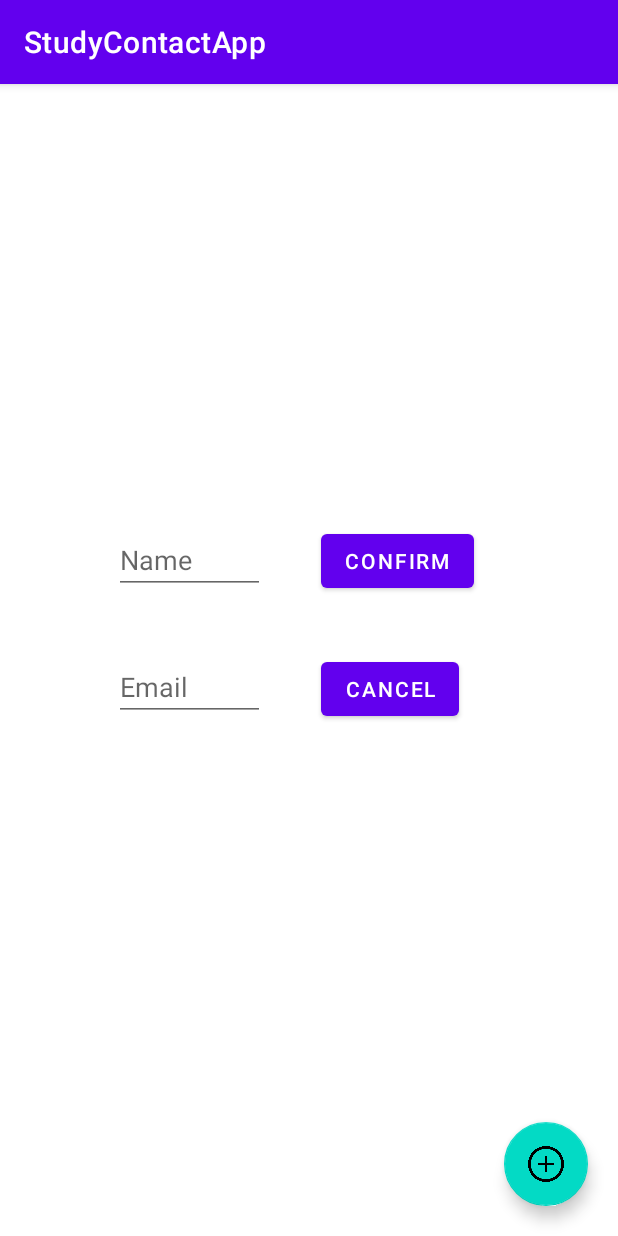
After one commit to jihun-bang/study-contact-app, an Android app: the fragment AddContactFragment placed in its activity, on a phone screen of 412 x 824 dp. The commit adds this screen. Run offline under Robolectric (Android 15) with nearby library versions, the phone set to English and light mode, and no system bars; our stand-ins replace RxJava; libraries missing offline, so code that uses them is left out: com.facebook.stetho; network calls fail.

Commit message:
[Contact] Add Contact 기능 추가
[DESC]
- Floating Button 추가
- Add 함수 추가

```diff
--- a/app/src/main/java/jihun/bang/studycontactapp/App.kt
+++ b/app/src/main/java/jihun/bang/studycontactapp/App.kt
@@ -1,6 +1,7 @@
 package jihun.bang.studycontactapp
 
 import android.app.Application
+import com.facebook.stetho.Stetho
 import jihun.bang.studycontactapp.di.networkModule
 import jihun.bang.studycontactapp.di.viewModelModule
 import org.koin.android.ext.koin.androidContext
@@ -13,5 +14,7 @@ class App : Application() {
             androidContext(applicationContext)
             modules(networkModule, viewModelModule)
         }
+        if (BuildConfig.DEBUG) Stetho.initializeWithDefaults(this)
+
     }
 }
--- a/app/src/main/java/jihun/bang/studycontactapp/data/contact/ContactApi.kt
+++ b/app/src/main/java/jihun/bang/studycontactapp/data/contact/ContactApi.kt
@@ -1,9 +1,18 @@
 package jihun.bang.studycontactapp.data.contact
 
 import io.reactivex.Single
+import retrofit2.http.Body
 import retrofit2.http.GET
+import retrofit2.http.POST
+import retrofit2.http.Path
 
 interface ContactApi {
     @GET("api/contacts")
     fun getContacts(): Single<ContactsResponse>
+
+    @POST("api/contact")
+    fun createContact(@Body model: CreateContactModel): Single<ContactResponse>
+
+    @GET("api/contacts/{cursorId}")
+    fun getContacts(@Path("cursorId") cursorId: Long): Single<ContactsResponse>
 }
--- a/app/src/main/java/jihun/bang/studycontactapp/data/contact/ContactModel.kt
+++ b/app/src/main/java/jihun/bang/studycontactapp/data/contact/ContactModel.kt
@@ -1,5 +1,9 @@
 package jihun.bang.studycontactapp.data.contact
 
-data class ContactModel(val email: String, val id: Int, val name: String)
+data class CreateContactModel(val name: String, val email: String)
+
+data class ContactModel(val id: Long, val name: String, val email: String)
 
 data class ContactsResponse(val contacts: List<ContactModel>)
+
+data class ContactResponse(val contact: ContactModel)
--- a/app/src/main/java/jihun/bang/studycontactapp/di/DiModule.kt
+++ b/app/src/main/java/jihun/bang/studycontactapp/di/DiModule.kt
@@ -1,10 +1,13 @@
 package jihun.bang.studycontactapp.di
 
+import com.facebook.stetho.okhttp3.StethoInterceptor
+import jihun.bang.studycontactapp.BuildConfig
 import jihun.bang.studycontactapp.data.contact.ContactApi
 import jihun.bang.studycontactapp.data.login.LoginApi
 import jihun.bang.studycontactapp.ui.contact.ContactViewModel
 import jihun.bang.studycontactapp.ui.login.LoginViewModel
 import okhttp3.OkHttpClient
+import okhttp3.logging.HttpLoggingInterceptor
 import org.koin.androidx.viewmodel.dsl.viewModel
 import org.koin.dsl.module
 import retrofit2.Retrofit
@@ -15,7 +18,14 @@ val networkModule = module {
     single {
         Retrofit.Builder()
             .baseUrl("http://192.168.35.133:5000")
-            .client(OkHttpClient())
+            .client(OkHttpClient.Builder()
+                .apply {
+                    if (BuildConfig.DEBUG) {
+                        addNetworkInterceptor(HttpLoggingInterceptor().setLevel(
+                            HttpLoggingInterceptor.Level.BODY))
+                        addNetworkInterceptor(StethoInterceptor())
+                    }
+                }.build())
             .addCallAdapterFactory(RxJava2CallAdapterFactory.create())
             .addConverterFactory(GsonConverterFactory.create())
             .build()
--- a/app/src/main/java/jihun/bang/studycontactapp/ui/contact/ContactActivity.kt
+++ b/app/src/main/java/jihun/bang/studycontactapp/ui/contact/ContactActivity.kt
@@ -2,14 +2,20 @@ package jihun.bang.studycontactapp.ui.contact
 
 import android.os.Bundle
 import android.util.Log
+import android.widget.Toast
 import androidx.appcompat.app.AppCompatActivity
+import androidx.fragment.app.add
+import androidx.fragment.app.commit
 import androidx.recyclerview.widget.LinearLayoutManager
-import jihun.bang.studycontactapp.databinding.ActivityMainBinding
+import jihun.bang.studycontactapp.R
+import jihun.bang.studycontactapp.databinding.ActivityContactBinding
+import jihun.bang.studycontactapp.ui.contact.addContact.AddContactFragment
 import org.koin.androidx.viewmodel.ext.android.viewModel
+import java.util.*
 
 class ContactActivity : AppCompatActivity() {
     private val binding by lazy {
-        ActivityMainBinding.inflate(layoutInflater).apply { setContentView(this.root) }
+        ActivityContactBinding.inflate(layoutInflater).apply { setContentView(this.root) }
     }
     private val viewModel: ContactViewModel by viewModel()
     private val recyclerAdapter by lazy { ContactRecyclerAdapter() }
@@ -19,17 +25,48 @@ class ContactActivity : AppCompatActivity() {
         Log.d("로그", "[MainActivity][onCreate] Called")
         // RecyclerView 설정
         binding.recyclerView.apply {
+            Log.d("로그", "[MainActivity][onCreate] binding.recyclerView.apply Called")
             layoutManager =
                 LinearLayoutManager(this@ContactActivity, LinearLayoutManager.VERTICAL, false)
             adapter = recyclerAdapter
         }
 
-        binding.btnRefresh.setOnClickListener {
-            Log.d("로그", "[MainActivity][onCreate] btnRefresh Click")
-            viewModel.getContacts()
+        with(binding.swipeRefreshLayout) {
+            setOnRefreshListener {
+                viewModel.getContacts()
+            }
         }
-        viewModel.contactsLiveData.observe(this) {
-            recyclerAdapter.updateItem(it)
+        with(binding.btnAdd) {
+            setOnClickListener {
+                viewModel.addContact(UUID.randomUUID().toString().substring(0, 5), UUID.randomUUID().toString().substring(0, 5) + "@test.com")
+
+                /*
+                // Fragment Popup
+                supportFragmentManager.commit {
+                    setReorderingAllowed(true)
+                    add<AddContactFragment>(R.id.fragment_add_contact)
+                }
+                 */
+            }
+        }
+        with(viewModel) {
+            getContacts()
+            createContactLiveData.observe(this@ContactActivity) {
+                Log.d("로그", "[ContactActivity][onCreate] createContactLiveData.observe")
+                Toast.makeText(this@ContactActivity, "Add ${it.contact.name}", Toast.LENGTH_SHORT).show()
+            }
+
+            contactsLiveData.observe(this@ContactActivity) {
+                Log.d("로그", "[ContactActivity][onCreate] contactsLiveData.observe")
+                recyclerAdapter.updateItem(it)
+                binding.swipeRefreshLayout.isRefreshing = false
+            }
         }
     }
+
+    override fun onPause() {
+        super.onPause()
+
+        Log.d("로그", "[MainActivity][onPause] Called")
+    }
 }
--- a/app/src/main/java/jihun/bang/studycontactapp/ui/contact/ContactRecyclerAdapter.kt
+++ b/app/src/main/java/jihun/bang/studycontactapp/ui/contact/ContactRecyclerAdapter.kt
@@ -14,7 +14,6 @@ class ContactRecyclerAdapter : RecyclerView.Adapter<RecyclerViewHolder>() {
 
     // 목록의 아이템 수
     override fun getItemCount(): Int {
-        Log.d("로그", "[RecyclerAdapter][getItemCount] ${modelList.size}")
         return modelList.size
     }
 
@@ -29,7 +28,7 @@ class ContactRecyclerAdapter : RecyclerView.Adapter<RecyclerViewHolder>() {
 
     // 뷰와 뷰홀더가 묶였을 때
     override fun onBindViewHolder(holder: RecyclerViewHolder, position: Int) {
-        Log.d("로그", "[RecyclerAdapter][onBindViewHolder] Called")
+//        Log.d("로그", "[RecyclerAdapter][onBindViewHolder] Called")
         holder.bind(modelList[position])
     }
 
--- a/app/src/main/java/jihun/bang/studycontactapp/ui/contact/ContactViewHolder.kt
+++ b/app/src/main/java/jihun/bang/studycontactapp/ui/contact/ContactViewHolder.kt
@@ -17,7 +17,7 @@ class RecyclerViewHolder(
     // 데이터와 뷰를 묶음
     @SuppressLint("SetTextI18n")
     fun bind(model: ContactModel) {
-        Log.d("로그", "[RecyclerViewHolder][bind] Called Model = $model")
+//        Log.d("로그", "[RecyclerViewHolder][bind] Called Model = $model")
         binding.model = model
         binding.executePendingBindings()
     }
--- /dev/null
+++ b/app/src/main/java/jihun/bang/studycontactapp/ui/contact/addContact/AddContactFragment.kt
@@ -0,0 +1,65 @@
+package jihun.bang.studycontactapp.ui.contact.addContact
+
+import android.content.Context
+import android.os.Bundle
+import android.util.Log
+import android.view.LayoutInflater
+import android.view.View
+import android.view.ViewGroup
+import android.view.inputmethod.InputMethodManager
+import android.widget.Toast
+import androidx.core.content.ContextCompat.getSystemService
+import androidx.fragment.app.Fragment
+import jihun.bang.studycontactapp.databinding.FragmentAddContactBinding
+import jihun.bang.studycontactapp.ui.contact.ContactViewModel
+import org.koin.androidx.viewmodel.ext.android.viewModel
+
+class AddContactFragment : Fragment() {
+    private var _binding: FragmentAddContactBinding? = null
+    private val binding get() = _binding!!
+
+    private val viewModel: ContactViewModel by viewModel()
+
+    override fun onCreate(savedInstanceState: Bundle?) {
+        Log.d("로그", "[AddContactFragment][onCreate] Called")
+        super.onCreate(savedInstanceState)
+    }
+
+    override fun onCreateView(
+        inflater: LayoutInflater,
+        container: ViewGroup?,
+        savedInstanceState: Bundle?
+    ): View {
+        Log.d("로그", "[AddContactFragment][onCreateView] Called")
+        _binding = FragmentAddContactBinding.inflate(inflater, container, false)
+        val fragmentTransaction = fragmentManager?.beginTransaction()
+
+        with(binding.btnConfirm) {
+            setOnClickListener {
+                Log.d("로그", "[AddContactFragment][onCreateView] btnConfirm Called")
+                closeKeyboard()
+                viewModel.addContact(binding.txtEmail.text.toString(), binding.txtName.text.toString())
+//                fragmentTransaction?.remove(this@AddContactFragment)?.commit()
+            }
+        }
+        with(binding.btnCancel) {
+            setOnClickListener {
+                Log.d("로그", "[AddContactFragment][onCreateView] btnCancel Called")
+                closeKeyboard()
+                fragmentTransaction?.remove(this@AddContactFragment)?.commit()
+            }
+        }
+        return binding.root
+    }
+
+    override fun onDestroyView() {
+        super.onDestroyView()
+        Log.d("로그", "[AddContactFragment][onDestroyView] Called")
+        _binding = null
+    }
+
+    private fun closeKeyboard() {
+        val inputMethodManager = requireActivity().getSystemService(Context.INPUT_METHOD_SERVICE) as InputMethodManager
+        inputMethodManager.hideSoftInputFromWindow(binding.root.windowToken, 0)
+    }
+}
--- /dev/null
+++ b/app/src/main/res/layout/activity_contact.xml
@@ -0,0 +1,37 @@
+<?xml version="1.0" encoding="utf-8"?>
+<androidx.constraintlayout.widget.ConstraintLayout
+    xmlns:android="http://schemas.android.com/apk/res/android"
+    xmlns:app="http://schemas.android.com/apk/res-auto"
+    xmlns:tools="http://schemas.android.com/tools"
+    android:layout_width="match_parent"
+    android:layout_height="match_parent"
+    tools:context=".ui.contact.ContactActivity">
+
+    <androidx.swiperefreshlayout.widget.SwipeRefreshLayout
+        android:id="@+id/swipeRefreshLayout"
+        android:layout_width="match_parent"
+        android:layout_height="match_parent" >
+        <androidx.recyclerview.widget.RecyclerView
+            android:id="@+id/recyclerView"
+            android:layout_width="match_parent"
+            android:layout_height="match_parent" />
+
+    </androidx.swiperefreshlayout.widget.SwipeRefreshLayout>
+    <com.google.android.material.floatingactionbutton.FloatingActionButton
+        android:id="@+id/btnAdd"
+        android:layout_width="wrap_content"
+        android:layout_height="wrap_content"
+        android:layout_margin="20dp"
+        android:src="@drawable/ic_plus"
+        app:layout_constraintBottom_toBottomOf="parent"
+        app:layout_constraintEnd_toEndOf="parent" />
+
+    <androidx.fragment.app.FragmentContainerView
+        android:id="@+id/fragment_add_contact"
+        android:layout_width="match_parent"
+        android:layout_height="match_parent"
+        app:layout_constraintBottom_toBottomOf="parent"
+        app:layout_constraintEnd_toEndOf="parent"
+        app:layout_constraintStart_toStartOf="parent"
+        app:layout_constraintTop_toTopOf="parent" />
+</androidx.constraintlayout.widget.ConstraintLayout>
--- a/app/src/main/res/layout/activity_login.xml
+++ b/app/src/main/res/layout/activity_login.xml
@@ -19,6 +19,7 @@
         android:layout_marginTop="96dp"
         android:layout_marginEnd="24dp"
         android:hint="@string/prompt_email"
+        android:text="aaa"
         android:inputType="textEmailAddress"
         android:selectAllOnFocus="true"
         app:layout_constraintEnd_toEndOf="parent"
@@ -33,6 +34,7 @@
         android:layout_marginTop="8dp"
         android:layout_marginEnd="24dp"
         android:hint="@string/prompt_password"
+        android:text="aaa"
         android:imeActionLabel="@string/action_sign_in_short"
         android:imeOptions="actionDone"
         android:inputType="textPassword"
@@ -51,7 +53,7 @@
         android:layout_marginEnd="48dp"
         android:layout_marginBottom="64dp"
         android:enabled="true"
-        android:text="@string/action_sign_in"
+        android:text="@string/action_sign_in_short"
         app:layout_constraintBottom_toBottomOf="parent"
         app:layout_constraintEnd_toEndOf="parent"
         app:layout_constraintStart_toStartOf="parent"
--- /dev/null
+++ b/app/src/main/res/layout/fragment_add_contact.xml
@@ -0,0 +1,74 @@
+<?xml version="1.0" encoding="utf-8"?>
+<FrameLayout xmlns:android="http://schemas.android.com/apk/res/android"
+    xmlns:app="http://schemas.android.com/apk/res-auto"
+    xmlns:tools="http://schemas.android.com/tools"
+    android:layout_width="match_parent"
+    android:layout_height="match_parent"
+    tools:context=".ui.contact.addContact.AddContactFragment">
+
+    <androidx.constraintlayout.widget.ConstraintLayout
+        android:layout_width="match_parent"
+        android:layout_height="221dp"
+        android:background="@color/white"
+        android:layout_marginTop="250dp"
+        app:layout_constraintBottom_toTopOf="@+id/button"
+        app:layout_constraintTop_toTopOf="@+id/button">
+
+        <EditText
+            android:id="@+id/txtName"
+            android:layout_width="0dp"
+            android:layout_height="wrap_content"
+            android:layout_marginStart="76dp"
+            android:layout_marginTop="6dp"
+            android:layout_marginEnd="37dp"
+            android:autofillHints=""
+            android:hint="Name"
+            android:selectAllOnFocus="true"
+            app:layout_constraintBottom_toTopOf="@+id/txtEmail"
+            app:layout_constraintEnd_toStartOf="@+id/btnConfirm"
+            app:layout_constraintStart_toStartOf="parent"
+            app:layout_constraintTop_toTopOf="parent" />
+
+        <EditText
+            android:id="@+id/txtEmail"
+            android:layout_width="0dp"
+            android:layout_height="wrap_content"
+            android:layout_marginStart="76dp"
+            android:layout_marginEnd="37dp"
+            android:layout_marginBottom="8dp"
+            android:hint="@string/prompt_email"
+            android:imeActionLabel="@string/action_sign_in_short"
+            android:imeOptions="actionDone"
+            android:importantForAutofill="no"
+            android:selectAllOnFocus="true"
+            app:layout_constraintBottom_toBottomOf="parent"
+            app:layout_constraintEnd_toStartOf="@+id/btnCancel"
+            app:layout_constraintStart_toStartOf="parent"
+            app:layout_constraintTop_toBottomOf="@+id/txtName" />
+
+        <Button
+            android:id="@+id/btnConfirm"
+            android:layout_width="wrap_content"
+            android:layout_height="wrap_content"
+            android:layout_marginTop="7dp"
+            android:layout_marginEnd="96dp"
+            android:text="Confirm"
+            app:layout_constraintBottom_toTopOf="@+id/btnCancel"
+            app:layout_constraintEnd_toEndOf="parent"
+            app:layout_constraintStart_toEndOf="@+id/txtName"
+            app:layout_constraintTop_toTopOf="parent" />
+
+        <Button
+            android:id="@+id/btnCancel"
+            android:layout_width="wrap_content"
+            android:layout_height="wrap_content"
+            android:layout_marginEnd="106dp"
+            android:layout_marginBottom="7dp"
+            android:text="Cancel"
+            app:layout_constraintBottom_toBottomOf="parent"
+            app:layout_constraintEnd_toEndOf="parent"
+            app:layout_constraintStart_toEndOf="@+id/txtEmail"
+            app:layout_constraintTop_toBottomOf="@+id/btnConfirm" />
+    </androidx.constraintlayout.widget.ConstraintLayout>
+
+</FrameLayout>
--- a/app/src/main/res/values/strings.xml
+++ b/app/src/main/res/values/strings.xml
@@ -2,11 +2,13 @@
     <string name="app_name">StudyContactApp</string>
     <string name="title_activity_login">LoginActivity</string>
     <string name="prompt_email">Email</string>
+    <string name="prompt_id">ID</string>
     <string name="prompt_password">Password</string>
-    <string name="action_sign_in">Sign in or register</string>
     <string name="action_sign_in_short">Sign in</string>
     <string name="welcome">"Welcome !"</string>
     <string name="invalid_username">Not a valid username</string>
     <string name="invalid_password">Password must be >5 characters</string>
     <string name="login_failed">"Login failed"</string>
+    <!-- TODO: Remove or change this placeholder text -->
+    <string name="hello_blank_fragment">Hello blank fragment</string>
 </resources>
```
Also changed, not shown: app/build.gradle (+14 -0 lines), app/src/main/java/jihun/bang/studycontactapp/ui/contact/ContactViewModel.kt (+43 -5 lines), app/src/main/res/layout/activity_main.xml (deleted, +0 -26 lines), app/src/main/res/drawable/ic_plus.png (added).
